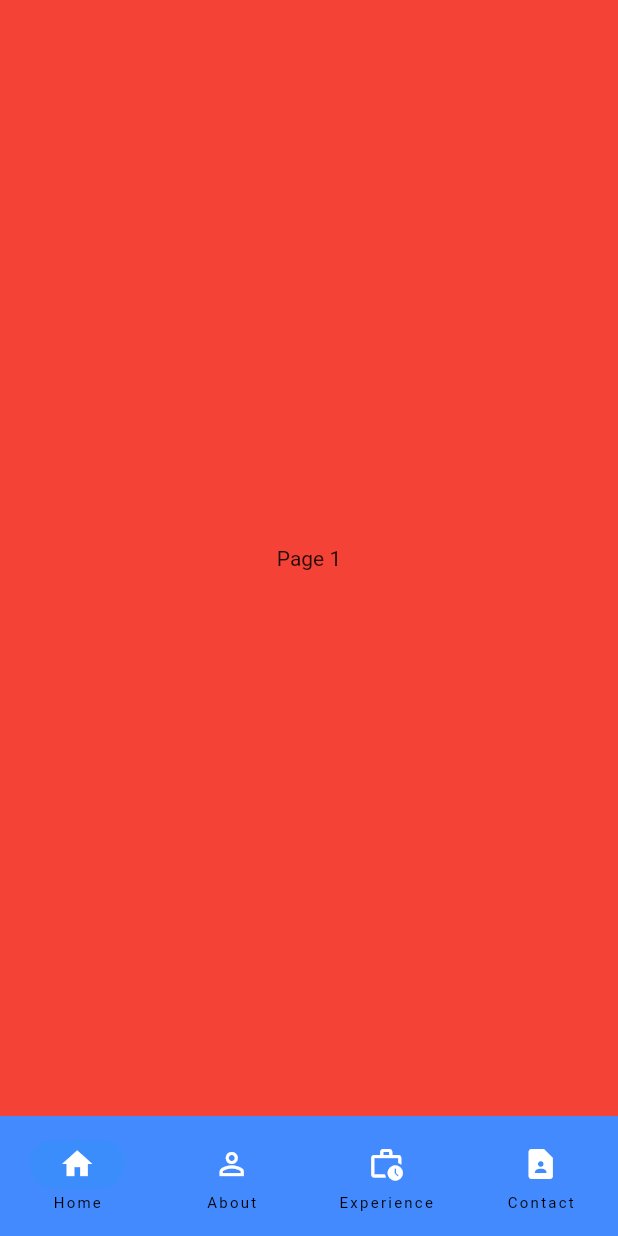
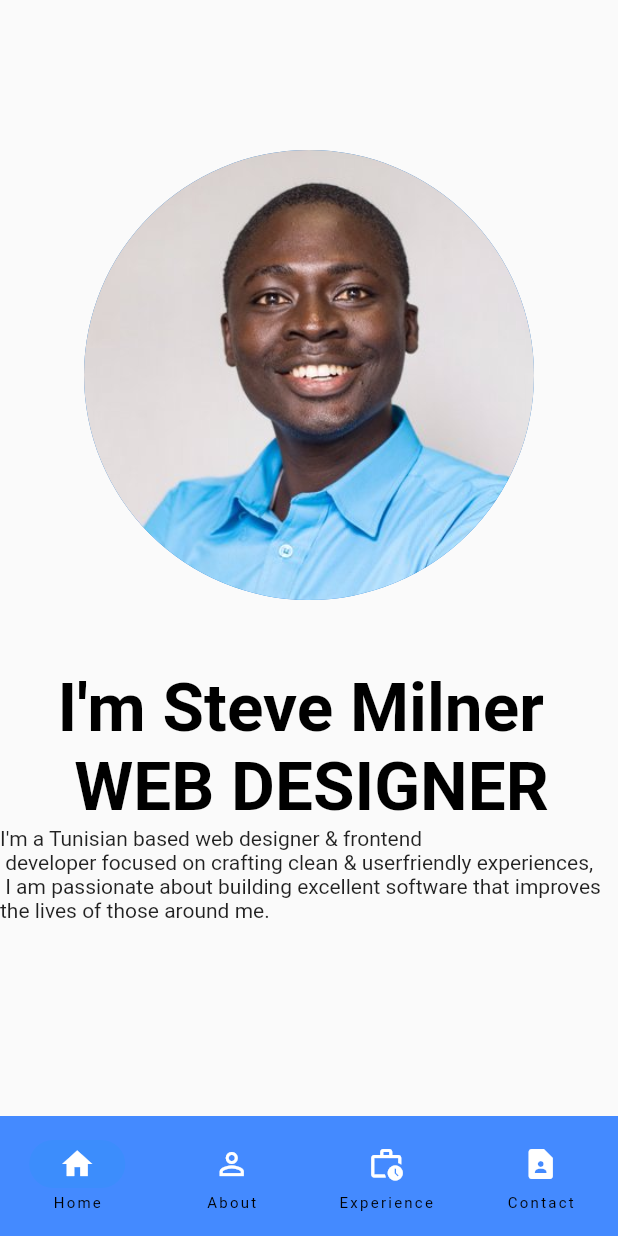
Before and after one commit to Charles2205/Portifolio_Flutter, a Flutter app: the screen it shows after launch, on a phone screen of 412 x 824 dp. Run offline on Flutter 3.47's test engine with Material 2 defaults, Android fonts, the phone set to English and light mode, and no system bars.

Commit message:
Implemented Circle_Avator & Test

```diff
--- a/lib/views/home_view.dart
+++ b/lib/views/home_view.dart
@@ -50,9 +50,28 @@ class _HomeState extends State<Home> {
       ),
       body: <Widget>[
         Container(
-          color: Colors.red,
           alignment: Alignment.center,
-          child: const Text('Page 1'),
+          child: Column(
+            children: const [
+              Padding(
+                padding: EdgeInsets.only(top: 100.0),
+                child: CircleAvatar(
+                  radius: 150,
+                  backgroundImage: AssetImage('assets/images/1.jpg'),
+                ),
+              ),
+              Padding(
+                padding: EdgeInsets.only(top: 45.0),
+                child: Text("I'm Steve Milner \n WEB DESIGNER",
+                    style: TextStyle(
+                        fontSize: 45,
+                        fontWeight: FontWeight.bold,
+                        color: Colors.black)),
+              ),
+              Text(
+                  "I'm a Tunisian based web designer & frontend \n developer focused on crafting clean & userfriendly experiences,\n I am passionate about building excellent software that improves the lives of those around me.")
+            ],
+          ),
         ),
         Container(
           color: Colors.green,
--- a/pubspec.yaml
+++ b/pubspec.yaml
@@ -60,8 +60,8 @@ flutter:
   uses-material-design: true
 
   # To add assets to your application, add an assets section, like this:
-  # assets:
-  #   - images/a_dot_burr.jpeg
+  assets:
+    - assets/images/
   #   - images/a_dot_ham.jpeg
 
   # An image asset can refer to one or more resolution-specific "variants", see
```
Also changed, not shown: assets/images/1.jpg (added).
